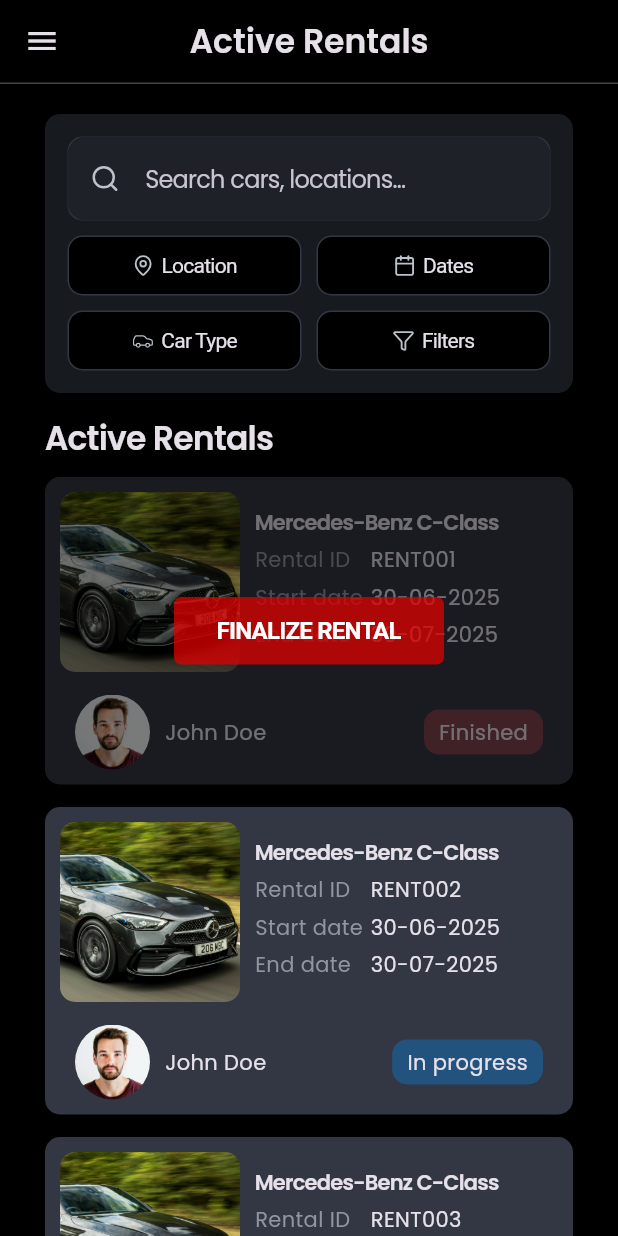
After one commit to kuba122388/Vrooom, a Flutter app: the ActiveRentalsPage screen opened by its route, on a phone screen of 412 x 824 dp. The commit adds this screen. Run offline on Flutter 3.47's test engine with Material 3 defaults, Android fonts, the phone set to English and light mode, and no system bars; our stand-ins replace dotted_border, flutter_bloc, flutter_svg, pinput.

Commit message:
feature: add active rentals page
- Active rentals page is almost the same as rental history page - differs only entries based on rental status
- Rental status tagged as finished is less visible and contains finalize button
- Finalize button navigates to finalize rental page

```diff
--- a/lib/core/configs/routes/app_router.dart
+++ b/lib/core/configs/routes/app_router.dart
@@ -1,4 +1,5 @@
 import 'package:flutter/material.dart';
+import 'package:vrooom/presentation/admin/active_rental/active_rentals_page.dart';
 import 'package:vrooom/presentation/admin/car_management/pages/car_management_page.dart';
 import 'package:vrooom/presentation/admin/discount_codes/pages/discount_codes_page.dart';
 import 'package:vrooom/presentation/admin/future_reservation/pages/future_reservation_page.dart';
@@ -73,6 +74,9 @@ class AppRouter {
       case AppRoutes.rentalHistory:
         return MaterialPageRoute(builder: (_) => const RentalHistoryPage());
 
+      case AppRoutes.activeRentals:
+        return MaterialPageRoute(builder: (_) => const ActiveRentalsPage());
+
       default:
         return MaterialPageRoute(
           builder: (_) => Scaffold(
--- a/lib/core/configs/routes/app_routes.dart
+++ b/lib/core/configs/routes/app_routes.dart
@@ -18,4 +18,5 @@ class AppRoutes {
   static const String adminSettings = '/adminSettings';
   static const String discountCodes = '/discountCodes';
   static const String rentalHistory = '/rentalHistory';
+  static const String activeRentals = '/activeRentals';
 }
--- /dev/null
+++ b/lib/presentation/admin/active_rental/active_rentals_page.dart
@@ -0,0 +1,97 @@
+import 'package:flutter/material.dart';
+import 'package:vrooom/presentation/admin/rental_history/widgets/rental_history_car_entry.dart';
+
+import '../../../../core/common/widgets/search_filter_module.dart';
+import '../../../../core/configs/theme/app_spacing.dart';
+import '../../../core/common/widgets/primary_button.dart';
+import '../../../core/configs/routes/app_routes.dart';
+import '../../../core/configs/theme/app_text_styles.dart';
+import '../../../core/enums/rental_status.dart';
+import '../widgets/admin_app_bar.dart';
+import '../widgets/admin_drawer.dart';
+
+class ActiveRentalsPage extends StatelessWidget {
+  const ActiveRentalsPage({super.key});
+
+  @override
+  Widget build(BuildContext context) {
+    List<RentalHistoryCarEntry> rentalHistory = [
+      RentalHistoryCarEntry(
+        rentalID: "RENT001",
+        startDate: DateTime(2025, 6, 30),
+        endDate: DateTime(2025, 7, 30),
+        rentalStatus: RentalStatus.finished,
+      ),
+      RentalHistoryCarEntry(
+        rentalID: "RENT002",
+        startDate: DateTime(2025, 6, 30),
+        endDate: DateTime(2025, 7, 30),
+        rentalStatus: RentalStatus.inProgress,
+      ),
+      RentalHistoryCarEntry(
+        rentalID: "RENT003",
+        startDate: DateTime(2025, 6, 30),
+        endDate: DateTime(2025, 7, 30),
+        rentalStatus: RentalStatus.overdue,
+      )
+    ];
+
+    return Scaffold(
+      appBar: const AdminAppBar(
+        title: "Active Rentals",
+      ),
+      drawer: const AdminDrawer(),
+      body: SingleChildScrollView(
+        child: Padding(
+          padding: const EdgeInsets.symmetric(horizontal: 30.0, vertical: 20.0),
+          child: Column(
+            crossAxisAlignment: CrossAxisAlignment.start,
+            children: [
+              const SearchFilterModule(),
+              const SizedBox(height: AppSpacing.sm),
+              const Text(
+                "Active Rentals",
+                style: TextStyle(
+                  fontSize: 22.0,
+                  fontWeight: FontWeight.w600,
+                  letterSpacing: -0.5,
+                ),
+              ),
+              const SizedBox(height: AppSpacing.xs),
+              ...rentalHistory.expand(
+                (entry) => [
+                  if (entry.rentalStatus == RentalStatus.finished) ...[
+                    Stack(
+                      alignment: Alignment.center,
+                      children: [
+                        Opacity(
+                          opacity: 0.5,
+                          child: entry,
+                        ),
+                        Align(
+                          alignment: Alignment.center,
+                          child: PrimaryButton(
+                            text: "FINALIZE RENTAL",
+                            width: 180,
+                            textStyle: AppTextStyles.smallButton,
+                            backgroundOpacity: 0.75,
+                            onPressed: () => Navigator.pushNamed(context, AppRoutes.finalizeRental),
+                          ),
+                        ),
+                      ],
+                    ),
+                  ] else ...[
+                    entry
+                  ],
+                  const SizedBox(
+                    height: AppSpacing.sm,
+                  ),
+                ],
+              ),
+            ],
+          ),
+        ),
+      ),
+    );
+  }
+}
--- a/lib/presentation/admin/car_management/pages/add_new_car.dart
+++ b/lib/presentation/admin/car_management/pages/add_new_car.dart
@@ -238,7 +238,6 @@ class _AddNewCarState extends State<AddNewCar> {
                     const SizedBox(
                       child: PrimaryButton(
                         text: "Save Car",
-                        fontSize: 16,
                       ),
                     ),
                   ],
--- a/lib/presentation/admin/widgets/admin_menu_item.dart
+++ b/lib/presentation/admin/widgets/admin_menu_item.dart
@@ -28,7 +28,7 @@ class AdminMenuConfig {
     const AdminMenuItem(
       title: "Active Rental Agreements",
       svgVector: AppVectors.activeRental,
-      route: "",
+      route: AppRoutes.activeRentals,
     ),
     const AdminMenuItem(
       title: "Future Rentals",
```
